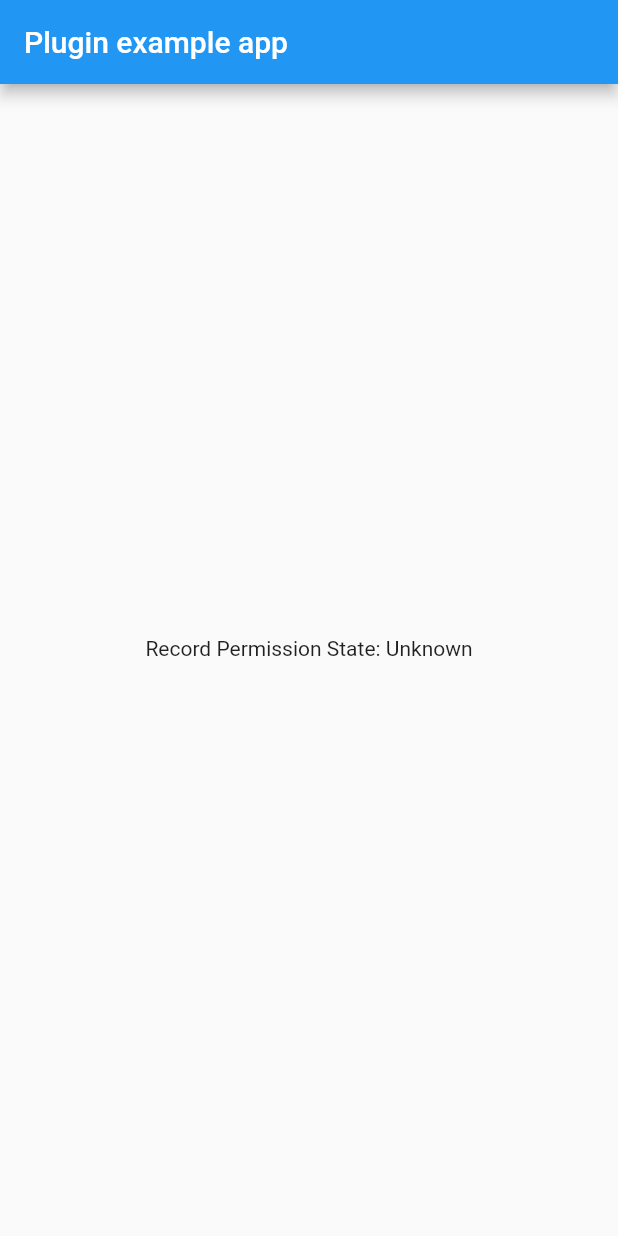
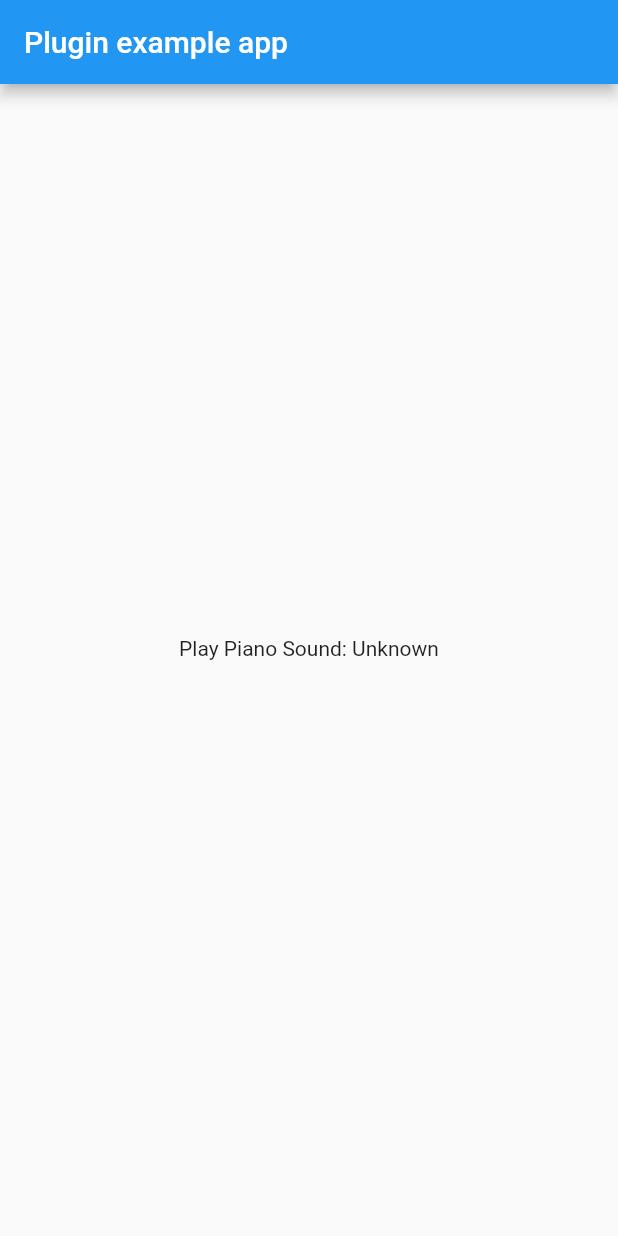
Before and after one commit to PhononX/carbonvoice_audio, a Flutter app: the screen it shows after launch, on a phone screen of 412 x 824 dp. Run offline on Flutter 3.47's test engine with Material 2 defaults, Android fonts, the light colour scheme and no system bars; missing offline and left inert: dart:ffi.

Commit message:
Updates string

```diff
--- a/example/lib/main.dart
+++ b/example/lib/main.dart
@@ -46,7 +46,7 @@ class _MyAppState extends State<MyApp> {
           title: const Text('Plugin example app'),
         ),
         body: Center(
-          child: Text('Record Permission State: $_result\n'),
+          child: Text('Play Piano Sound: $_result\n'),
         ),
       ),
     );
```
